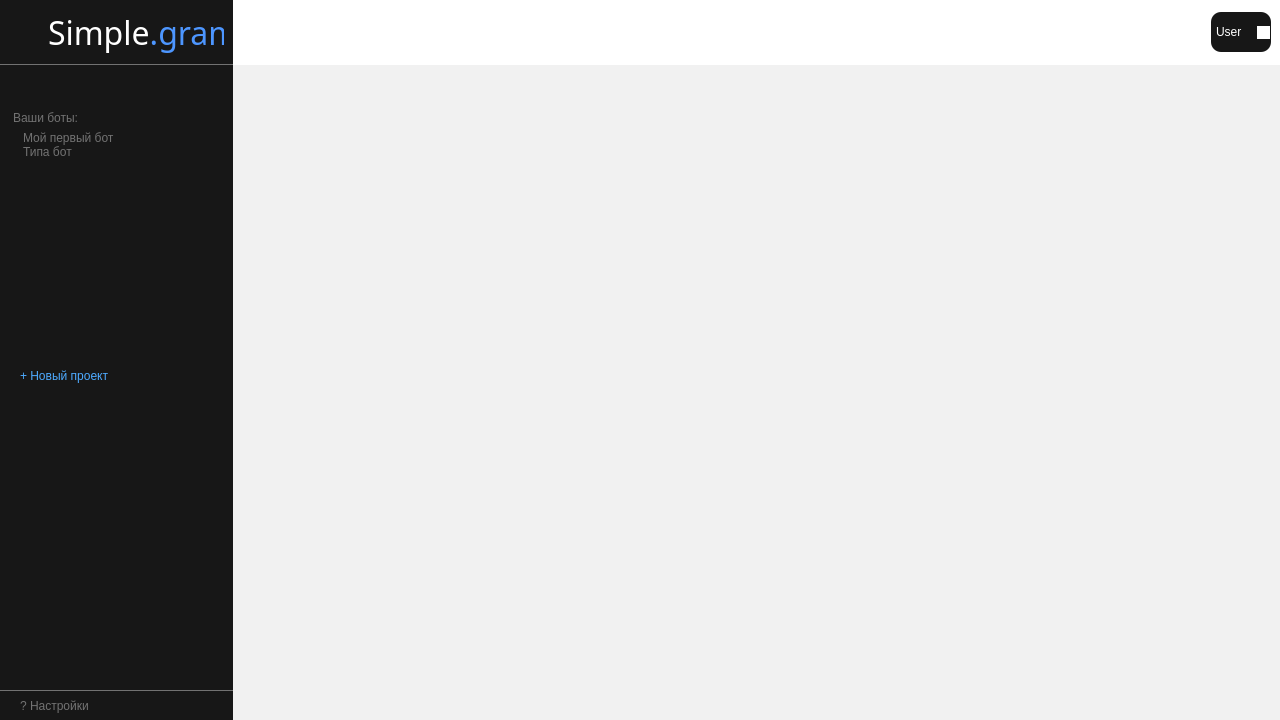
Old version of the form simple_gram_desktop/constructor_app/widgets/client_widget.ui in the repository cuttlesystems/simplegram.
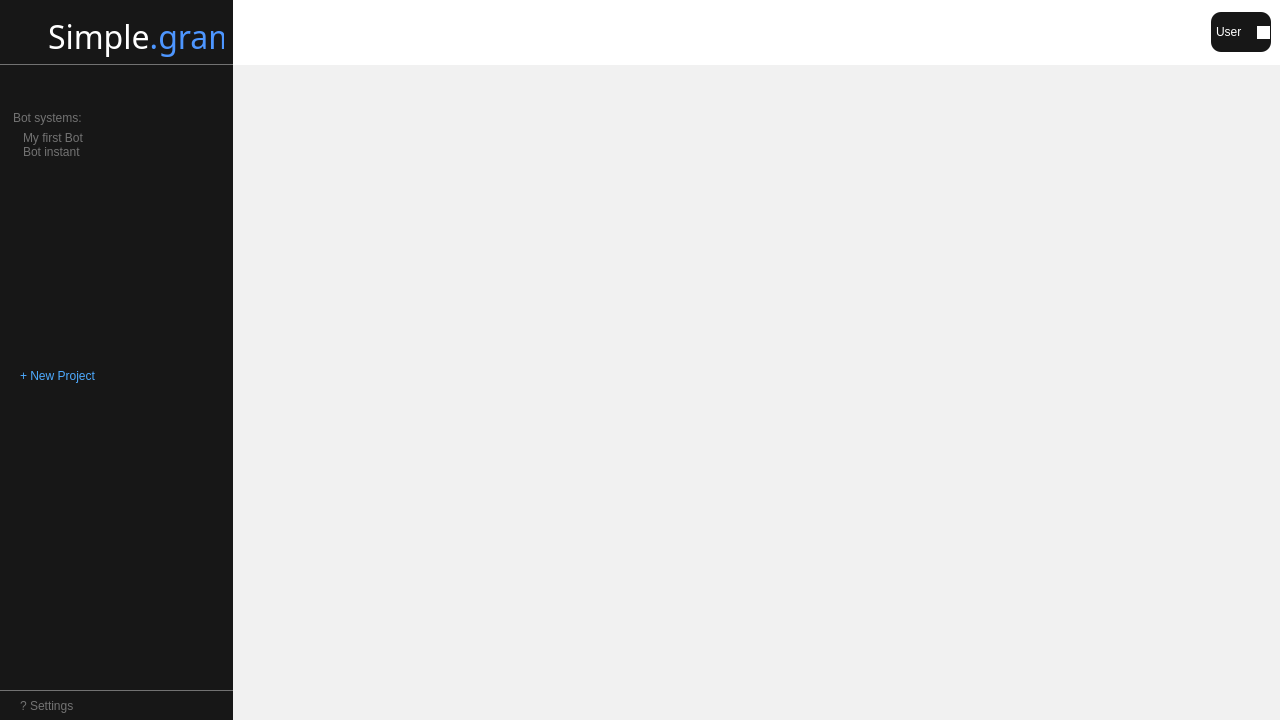
New version of the form. Icons and pictures are not drawn. Custom widgets are drawn as their Qt base class.

What changed in the file:
```diff
--- a/simple_gram_desktop/constructor_app/widgets/client_widget.ui
+++ b/simple_gram_desktop/constructor_app/widgets/client_widget.ui
@@ -102,6 +102,9 @@
 }</string>
            </property>
            <layout class="QHBoxLayout" name="horizontalLayout">
+            <property name="bottomMargin">
+             <number>0</number>
+            </property>
             <item>
              <widget class="QLabel" name="logo_label">
               <property name="minimumSize">
@@ -176,7 +179,7 @@
 color: rgba(255,255,255,100);}</string>
            </property>
            <property name="text">
-            <string>Ваши боты:</string>
+            <string>Bot systems:</string>
            </property>
           </widget>
          </item>
@@ -212,12 +215,12 @@
            </property>
            <item>
             <property name="text">
-             <string>Мой первый бот</string>
+             <string>My first Bot</string>
             </property>
            </item>
            <item>
             <property name="text">
-             <string>Типа бот</string>
+             <string>Bot instant</string>
             </property>
            </item>
           </widget>
@@ -247,7 +250,7 @@
 }</string>
            </property>
            <property name="text">
-            <string>+ Новый проект</string>
+            <string>+ New Project</string>
            </property>
           </widget>
          </item>
@@ -291,7 +294,7 @@
 }</string>
          </property>
          <property name="text">
-          <string>? Настройки</string>
+          <string>? Settings</string>
          </property>
         </widget>
        </item>
```
